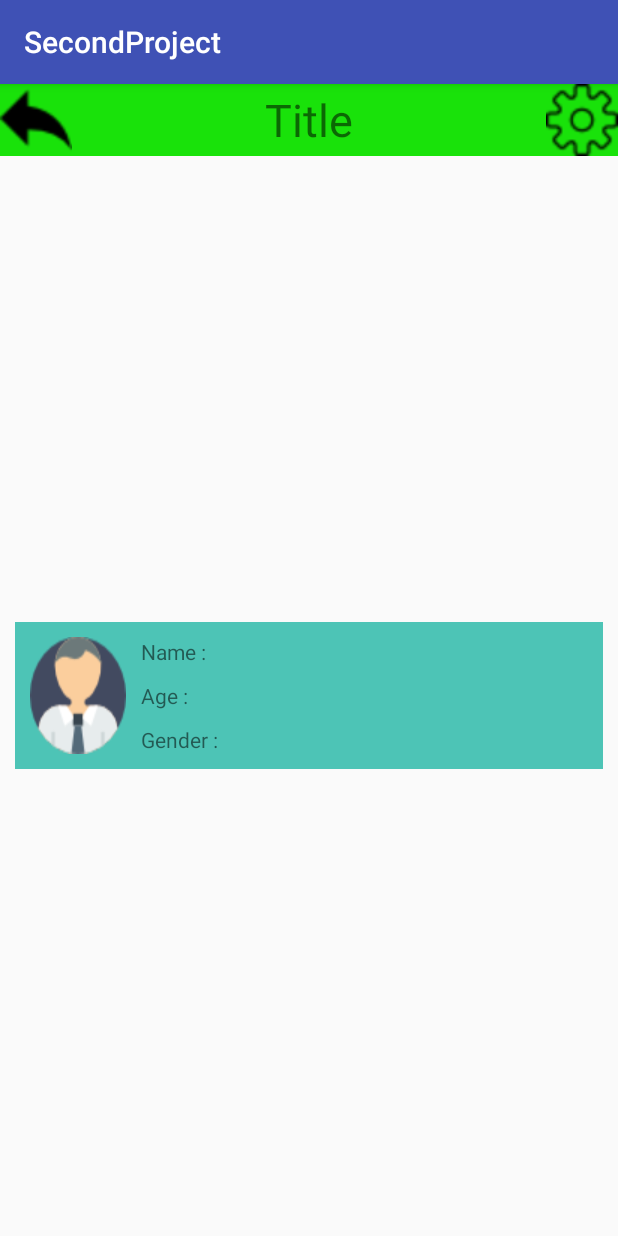
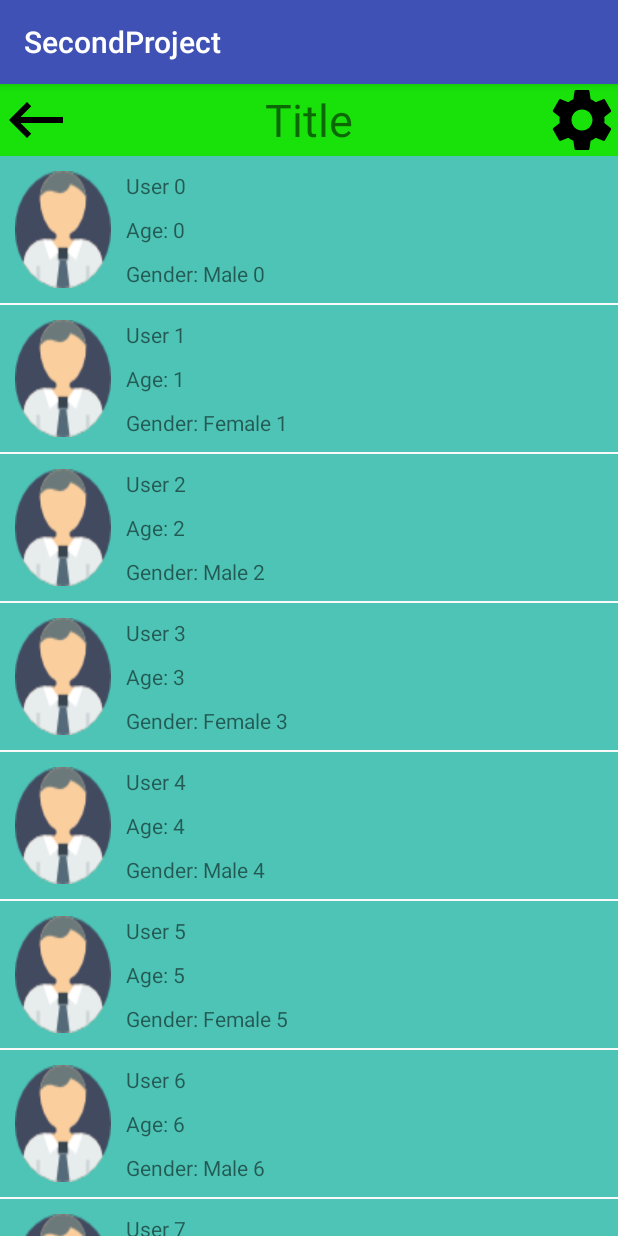
Before and after one commit to at-nhanphan/FirstProject, an Android app: the MainActivity screen opened directly, with no data from a screen before it, on a phone screen of 412 x 824 dp. Run offline under Robolectric (Android 15) with nearby library versions, the phone set to English and light mode, and no system bars.

Commit message:
add list users

```diff
--- a/app/build.gradle
+++ b/app/build.gradle
@@ -20,11 +20,12 @@ android {
 }
 
 dependencies {
-    compile fileTree(dir: 'libs', include: ['*.jar'])
+    compile fileTree(include: ['*.jar'], dir: 'libs')
     androidTestCompile('com.android.support.test.espresso:espresso-core:2.2.2', {
         exclude group: 'com.android.support', module: 'support-annotations'
     })
     compile 'com.android.support:appcompat-v7:25.2.0'
     compile 'com.android.support.constraint:constraint-layout:1.0.1'
     testCompile 'junit:junit:4.12'
+    compile 'com.android.support:recyclerview-v7:25.2.0'
 }
--- /dev/null
+++ b/app/src/main/java/com/example/naunem/firstproject/DataUser.java
@@ -0,0 +1,29 @@
+package com.example.naunem.firstproject;
+
+import android.graphics.Bitmap;
+import android.graphics.BitmapFactory;
+
+import java.util.ArrayList;
+
+/**
+ * Created by naunem on 10/03/2017.
+ */
+
+public class DataUser {
+    public static ArrayList<User> getDataUser() {
+        ArrayList<User> lists = new ArrayList<>();
+        Bitmap image = new BitmapFactory().decodeResource(null, R.drawable.ic_user);
+        for (int i = 0; i < 100; i++) {
+            String name = "User " + i;
+            String age = "Age: " + i;
+            String gender = null;
+            if (i % 2 == 0) {
+                gender = "Gender: Male " + i;
+            } else {
+                gender = "Gender: Female " + i;
+            }
+            lists.add(new User(image, name, age, gender));
+        }
+        return lists;
+    }
+}
--- /dev/null
+++ b/app/src/main/java/com/example/naunem/firstproject/ListUserAdapter.java
@@ -0,0 +1,57 @@
+package com.example.naunem.firstproject;
+
+import android.content.Context;
+import android.support.v7.widget.RecyclerView;
+import android.view.LayoutInflater;
+import android.view.View;
+import android.view.ViewGroup;
+import android.widget.ImageView;
+import android.widget.TextView;
+
+import java.util.ArrayList;
+
+/**
+ * Created by naunem on 10/03/2017.
+ */
+
+public class ListUserAdapter extends RecyclerView.Adapter<ListUserAdapter.ViewHolder> {
+    ArrayList<User> mLists = new ArrayList<>();
+    Context mContext;
+    public ListUserAdapter(Context context, ArrayList<User> lists){
+        this.mContext = context;
+        this.mLists = lists;
+    }
+    @Override
+    public ViewHolder onCreateViewHolder(ViewGroup parent, int viewType) {
+        View view = LayoutInflater.from(parent.getContext()).inflate(R.layout.item_list_user, parent, false);
+        return new ViewHolder(view);
+    }
+
+    @Override
+    public void onBindViewHolder(ViewHolder holder, int position) {
+        User user = mLists.get(position);
+
+        holder.mTvName.setText(user.getName());
+        holder.mTvAge.setText(user.getAge());
+        holder.mTvGender.setText(user.getGender());
+    }
+
+    @Override
+    public int getItemCount() {
+        return mLists.size();
+    }
+
+    public class ViewHolder extends RecyclerView.ViewHolder {
+        ImageView mImgAvatar;
+        TextView mTvName;
+        TextView mTvAge;
+        TextView mTvGender;
+        public ViewHolder(View itemView) {
+            super(itemView);
+            mImgAvatar = (ImageView) itemView.findViewById(R.id.imgLogo);
+            mTvName = (TextView) itemView.findViewById(R.id.tvName);
+            mTvAge = (TextView) itemView.findViewById(R.id.tvAge);
+            mTvGender = (TextView) itemView.findViewById(R.id.tvGender);
+        }
+    }
+}
--- a/app/src/main/java/com/example/naunem/firstproject/MainActivity.java
+++ b/app/src/main/java/com/example/naunem/firstproject/MainActivity.java
@@ -1,14 +1,21 @@
 package com.example.naunem.firstproject;
 
+import android.hardware.usb.UsbRequest;
 import android.os.Bundle;
 import android.support.v7.app.AppCompatActivity;
+import android.support.v7.widget.LinearLayoutManager;
+import android.support.v7.widget.RecyclerView;
 import android.view.View;
 import android.widget.ImageView;
+
+import java.util.ArrayList;
 
 public class MainActivity extends AppCompatActivity implements View.OnClickListener {
 
     ImageView mImgBack;
     ImageView mImgSettings;
+    RecyclerView mRecyclerViewListUser;
+    ListUserAdapter mAdapter;
     @Override
     protected void onCreate(Bundle savedInstanceState) {
         super.onCreate(savedInstanceState);
@@ -18,6 +25,15 @@ public class MainActivity extends AppCompatActivity implements View.OnClickListe
         mImgSettings = (ImageView) findViewById(R.id.imgSettings);
         mImgBack.setOnClickListener(this);
         mImgSettings.setOnClickListener(this);
+        mRecyclerViewListUser = (RecyclerView) findViewById(R.id.recyclerViewListUser);
+
+        LinearLayoutManager ln = new LinearLayoutManager(this, LinearLayoutManager.VERTICAL, false);
+        mRecyclerViewListUser.setLayoutManager(ln);
+
+        ArrayList<User> datas = DataUser.getDataUser();
+
+        mAdapter = new ListUserAdapter(this, datas);
+        mRecyclerViewListUser.setAdapter(mAdapter);
     }
 
     @Override
--- /dev/null
+++ b/app/src/main/java/com/example/naunem/firstproject/User.java
@@ -0,0 +1,53 @@
+package com.example.naunem.firstproject;
+
+import android.graphics.Bitmap;
+
+/**
+ * Created by naunem on 10/03/2017.
+ */
+
+public class User {
+    private Bitmap image;
+    private String name;
+    private String age;
+    private String gender;
+
+    public User(Bitmap image, String name, String age, String gender) {
+        this.image = image;
+        this.name = name;
+        this.age = age;
+        this.gender = gender;
+    }
+
+    public Bitmap getImage() {
+        return image;
+    }
+
+    public void setImage(Bitmap image) {
+        this.image = image;
+    }
+
+    public String getName() {
+        return name;
+    }
+
+    public void setName(String name) {
+        this.name = name;
+    }
+
+    public String getAge() {
+        return age;
+    }
+
+    public void setAge(String age) {
+        this.age = age;
+    }
+
+    public String getGender() {
+        return gender;
+    }
+
+    public void setGender(String gender) {
+        this.gender = gender;
+    }
+}
--- /dev/null
+++ b/app/src/main/res/drawable/ic_back.xml
@@ -0,0 +1,4 @@
+<?xml version="1.0" encoding="UTF-8" standalone="no"?>
+<vector xmlns:android="http://schemas.android.com/apk/res/android" android:height="48dp" android:viewportHeight="24.0" android:viewportWidth="24.0" android:width="48dp">
+    <path android:fillColor="#000000" android:pathData="M21,11H6.83l3.58,-3.59L9,6l-6,6 6,6 1.41,-1.41L6.83,13H21z"/>
+</vector>
--- /dev/null
+++ b/app/src/main/res/drawable/ic_setting.xml
@@ -0,0 +1,4 @@
+<?xml version="1.0" encoding="UTF-8" standalone="no"?>
+<vector xmlns:android="http://schemas.android.com/apk/res/android" android:height="48dp" android:viewportHeight="24.0" android:viewportWidth="24.0" android:width="48dp">
+    <path android:fillColor="#000000" android:pathData="M19.43,12.98c0.04,-0.32 0.07,-0.64 0.07,-0.98s-0.03,-0.66 -0.07,-0.98l2.11,-1.65c0.19,-0.15 0.24,-0.42 0.12,-0.64l-2,-3.46c-0.12,-0.22 -0.39,-0.3 -0.61,-0.22l-2.49,1c-0.52,-0.4 -1.08,-0.73 -1.69,-0.98l-0.38,-2.65C14.46,2.18 14.25,2 14,2h-4c-0.25,0 -0.46,0.18 -0.49,0.42l-0.38,2.65c-0.61,0.25 -1.17,0.59 -1.69,0.98l-2.49,-1c-0.23,-0.09 -0.49,0 -0.61,0.22l-2,3.46c-0.13,0.22 -0.07,0.49 0.12,0.64l2.11,1.65c-0.04,0.32 -0.07,0.65 -0.07,0.98s0.03,0.66 0.07,0.98l-2.11,1.65c-0.19,0.15 -0.24,0.42 -0.12,0.64l2,3.46c0.12,0.22 0.39,0.3 0.61,0.22l2.49,-1c0.52,0.4 1.08,0.73 1.69,0.98l0.38,2.65c0.03,0.24 0.24,0.42 0.49,0.42h4c0.25,0 0.46,-0.18 0.49,-0.42l0.38,-2.65c0.61,-0.25 1.17,-0.59 1.69,-0.98l2.49,1c0.23,0.09 0.49,0 0.61,-0.22l2,-3.46c0.12,-0.22 0.07,-0.49 -0.12,-0.64l-2.11,-1.65zM12,15.5c-1.93,0 -3.5,-1.57 -3.5,-3.5s1.57,-3.5 3.5,-3.5 3.5,1.57 3.5,3.5 -1.57,3.5 -3.5,3.5z"/>
+</vector>
--- a/app/src/main/res/layout/activity_main.xml
+++ b/app/src/main/res/layout/activity_main.xml
@@ -7,7 +7,7 @@
     tools:context="com.example.naunem.firstproject.MainActivity">
 
     <LinearLayout
-        android:id="@+id/rlHeader"
+        android:id="@+id/llHeader"
         android:layout_width="match_parent"
         android:layout_height="wrap_content"
         android:background="#19e20a"
@@ -16,8 +16,8 @@
 
         <ImageView
             android:id="@+id/imgBack"
-            android:layout_width="48dp"
-            android:layout_height="48dp"
+            android:layout_width="wrap_content"
+            android:layout_height="wrap_content"
             android:background="@drawable/ic_back" />
 
         <TextView
@@ -33,21 +33,17 @@
 
         <ImageView
             android:id="@+id/imgSettings"
-            android:layout_width="48dp"
-            android:layout_height="48dp"
-            android:background="@drawable/ic_settings" />
+            android:layout_width="wrap_content"
+            android:layout_height="wrap_content"
+            android:background="@drawable/ic_setting" />
 
     </LinearLayout>
 
-    <RelativeLayout
+    <android.support.v7.widget.RecyclerView
+        android:id="@+id/recyclerViewListUser"
         android:layout_width="match_parent"
-        android:layout_height="match_parent"
-        android:layout_below="@+id/rlHeader"
-        android:gravity="center">
-
-        <include
-            android:id="@+id/item"
-            layout="@layout/item_listview" />
-    </RelativeLayout>
+        android:layout_height="wrap_content"
+        android:layout_below="@+id/llHeader">
+    </android.support.v7.widget.RecyclerView>
 
 </RelativeLayout>
--- a/app/src/main/res/layout/item_listview.xml
+++ b/app/src/main/res/layout/item_list_user.xml
@@ -3,7 +3,7 @@
     android:orientation="horizontal"
     android:layout_width="match_parent"
     android:layout_height="wrap_content"
-    android:layout_margin="10dp"
+    android:layout_marginBottom="1dp"
     android:background="#4dc4b6">
 
     <ImageView
```
Also changed, not shown: app/src/main/res/drawable/ic_back.png (deleted), app/src/main/res/drawable/ic_settings.png (deleted).
